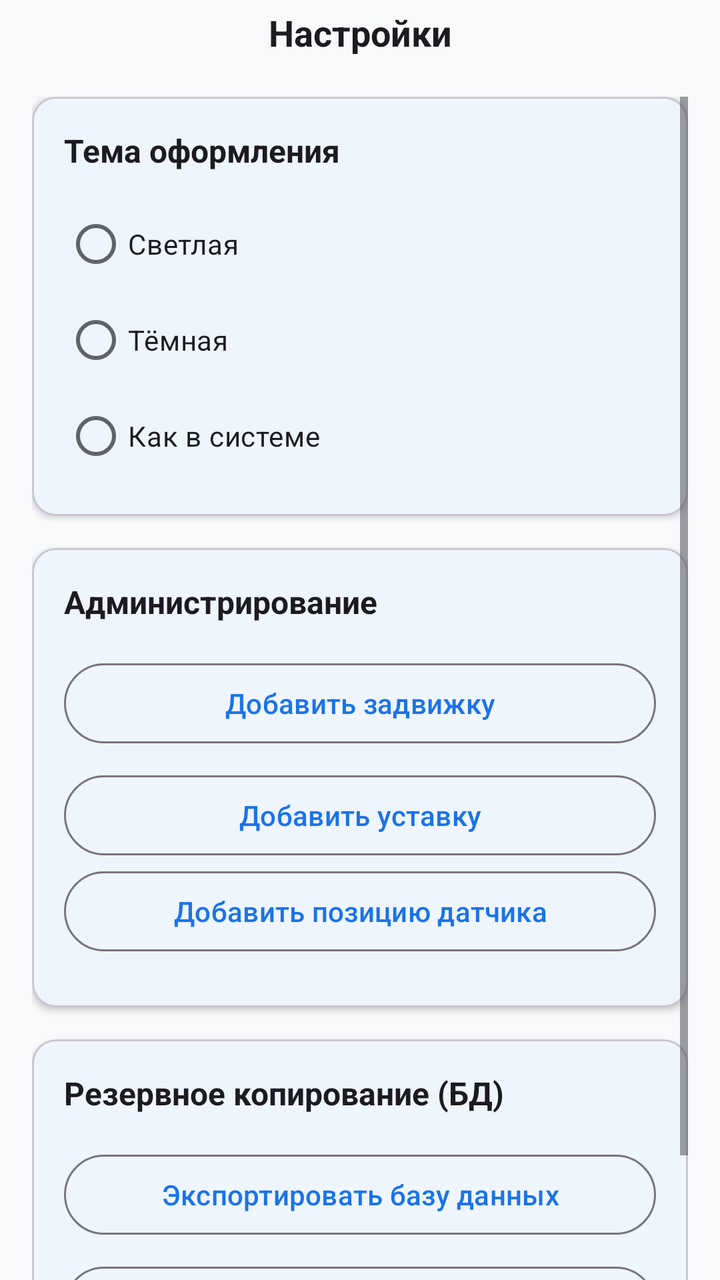
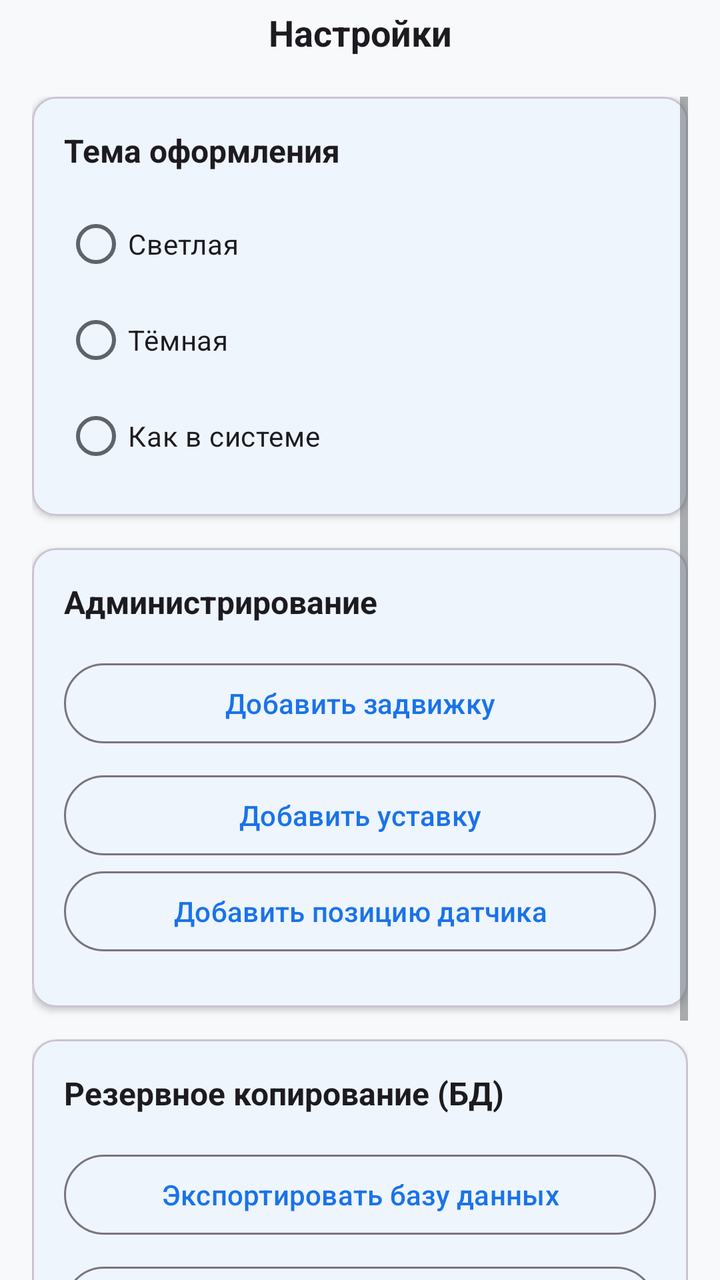

The first picture is an Android layout as it rendered before a commit; the second is the same layout after the commit. The layout source and the unified diff follow.
<!-- AndroidManifest.xml: application theme Theme.FocusApp -->
<!-- res/layout/activity_settings.xml -->
<?xml version="1.0" encoding="utf-8"?>
<androidx.constraintlayout.widget.ConstraintLayout xmlns:android="http://schemas.android.com/apk/res/android"
    xmlns:app="http://schemas.android.com/apk/res-auto"
    android:layout_width="match_parent"
    android:layout_height="match_parent"
    android:background="?android:attr/windowBackground">

    
    
    
    <androidx.constraintlayout.widget.ConstraintLayout
        android:id="@+id/topPanel"
        android:layout_width="match_parent"
        android:layout_height="wrap_content"
        android:paddingStart="8dp"
        android:paddingEnd="8dp"
        android:paddingTop="4dp"
        android:paddingBottom="4dp"
        app:layout_constraintTop_toTopOf="parent"
        app:layout_constraintStart_toStartOf="parent"
        app:layout_constraintEnd_toEndOf="parent">

        
        <TextView
            android:id="@+id/tvTitle"
            android:layout_width="match_parent"
            android:layout_height="wrap_content"
            android:text="Настройки"
            android:textSize="18sp"
            android:textStyle="bold"
            android:gravity="center"
            android:ellipsize="end"
            android:maxLines="1"
            android:textColor="?android:attr/textColorPrimary"
            app:layout_constraintStart_toStartOf="parent"
            app:layout_constraintEnd_toEndOf="parent"
            app:layout_constraintTop_toTopOf="parent"
            app:layout_constraintBottom_toBottomOf="parent" />

    </androidx.constraintlayout.widget.ConstraintLayout>

    
    
    
    <ScrollView
        android:layout_width="0dp"
        android:layout_height="0dp"
        android:fillViewport="true"
        android:clipToPadding="false"
        android:padding="16dp"
        app:layout_constraintTop_toBottomOf="@id/topPanel"
        app:layout_constraintBottom_toBottomOf="parent"
        app:layout_constraintStart_toStartOf="parent"
        app:layout_constraintEnd_toEndOf="parent">

        <LinearLayout
            android:layout_width="match_parent"
            android:layout_height="wrap_content"
            android:orientation="vertical">

            
            
            
            <com.google.android.material.card.MaterialCardView
                android:layout_width="match_parent"
                android:layout_height="wrap_content"
                android:layout_marginBottom="16dp"
                app:cardElevation="2dp"
                app:cardCornerRadius="12dp">

                <LinearLayout
                    android:layout_width="match_parent"
                    android:layout_height="wrap_content"
                    android:orientation="vertical"
                    android:padding="16dp">

                    <TextView
                        android:layout_width="wrap_content"
                        android:layout_height="wrap_content"
                        android:text="Тема оформления"
                        android:textStyle="bold"
                        android:textSize="16sp"
                        android:textColor="?android:attr/textColorPrimary"
                        android:layout_marginBottom="12dp"/>

                    <RadioGroup
                        android:id="@+id/rgTheme"
                        android:layout_width="match_parent"
                        android:layout_height="wrap_content">

                        <com.google.android.material.radiobutton.MaterialRadioButton
                            android:id="@+id/rbThemeLight"
                            android:layout_width="match_parent"
                            android:layout_height="wrap_content"
                            android:text="Светлая" />

                        <com.google.android.material.radiobutton.MaterialRadioButton
                            android:id="@+id/rbThemeDark"
                            android:layout_width="match_parent"
                            android:layout_height="wrap_content"
                            android:text="Тёмная" />

                        <com.google.android.material.radiobutton.MaterialRadioButton
                            android:id="@+id/rbThemeSystem"
                            android:layout_width="match_parent"
                            android:layout_height="wrap_content"
                            android:text="Как в системе" />
                    </RadioGroup>
                </LinearLayout>
            </com.google.android.material.card.MaterialCardView>

            
            
            
            <com.google.android.material.card.MaterialCardView
                android:layout_width="match_parent"
                android:layout_height="wrap_content"
                android:layout_marginBottom="16dp"
                app:cardElevation="2dp"
                app:cardCornerRadius="12dp">

                <LinearLayout
                    android:layout_width="match_parent"
                    android:layout_height="wrap_content"
                    android:orientation="vertical"
                    android:padding="16dp">

                    <TextView
                        android:layout_width="wrap_content"
                        android:layout_height="wrap_content"
                        android:text="Администрирование"
                        android:textStyle="bold"
                        android:textSize="16sp"
                        android:textColor="?android:attr/textColorPrimary"
                        android:layout_marginBottom="16dp"/>

                    <com.google.android.material.button.MaterialButton
                        android:id="@+id/btnAdminCreateValve"
                        style="@style/Widget.Material3.Button.OutlinedButton"
                        android:layout_width="match_parent"
                        android:layout_height="wrap_content"
                        android:layout_marginBottom="8dp"
                        android:text="Добавить задвижку"
                        android:drawableStart="@android:drawable/ic_input_add"
                        android:drawablePadding="8dp"/>

                    <com.google.android.material.button.MaterialButton
                        android:id="@+id/btnAdminCreateSetpoint"
                        style="@style/Widget.Material3.Button.OutlinedButton"
                        android:layout_width="match_parent"
                        android:layout_height="wrap_content"
                        android:text="Добавить уставку"
                        android:drawableStart="@android:drawable/ic_input_add"
                        android:drawablePadding="8dp"/>

                    <com.google.android.material.button.MaterialButton
                        android:id="@+id/btnAdminCreateSensor"
                        style="@style/Widget.Material3.Button.OutlinedButton"
                        android:layout_width="match_parent"
                        android:layout_height="wrap_content"
                        android:layout_marginBottom="8dp"
                        android:text="Добавить позицию датчика"
                        android:drawableStart="@android:drawable/ic_input_add"
                        android:drawablePadding="8dp"/>


                </LinearLayout>
            </com.google.android.material.card.MaterialCardView>

            
            
            
            <com.google.android.material.card.MaterialCardView
                android:layout_width="match_parent"
                android:layout_height="wrap_content"
                app:cardElevation="2dp"
                app:cardCornerRadius="12dp">

                <LinearLayout
                    android:layout_width="match_parent"
                    android:layout_height="wrap_content"
                    android:orientation="vertical"
                    android:padding="16dp">

                    <TextView
                        android:layout_width="wrap_content"
                        android:layout_height="wrap_content"
                        android:text="Резервное копирование (БД)"
                        android:textStyle="bold"
                        android:textSize="16sp"
                        android:textColor="?android:attr/textColorPrimary"
                        android:layout_marginBottom="16dp"/>

                    <com.google.android.material.button.MaterialButton
                        android:id="@+id/btnExportDb"
                        style="@style/Widget.Material3.Button.OutlinedButton"
                        android:layout_width="match_parent"
                        android:layout_height="wrap_content"
                        android:layout_marginBottom="8dp"
                        android:text="Экспортировать базу данных"
                        android:drawableStart="@android:drawable/ic_menu_save"
                        android:drawablePadding="8dp"/>

                    <com.google.android.material.button.MaterialButton
                        android:id="@+id/btnImportDb"
                        style="@style/Widget.Material3.Button.OutlinedButton"
                        android:layout_width="match_parent"
                        android:layout_height="wrap_content"
                        android:text="Импортировать базу данных"
                        android:drawableStart="@android:drawable/ic_menu_upload"
                        android:drawablePadding="8dp"/>
                </LinearLayout>
            </com.google.android.material.card.MaterialCardView>

        </LinearLayout>
    </ScrollView>

</androidx.constraintlayout.widget.ConstraintLayout>
<!-- resources referenced by this layout -->
<resources>
  <style name="Theme.FocusApp" parent="Theme.Material3.DayNight.NoActionBar">
          
          <item name="colorPrimary">@color/primary</item>
          <item name="colorPrimaryContainer">@color/primary_container</item>
          <item name="colorSecondary">@color/secondary</item>
          <item name="colorTertiary">@color/tertiary</item>
  
          
          <item name="colorOnPrimary">@color/on_primary</item>
          <item name="colorOnSurface">@color/on_surface</item>
          <item name="colorOnSurfaceVariant">@color/on_surface_secondary</item>
  
          
          <item name="colorSurface">@color/surface</item>
          <item name="colorSurfaceVariant">@color/surface_variant</item>
          <item name="android:colorBackground">@color/background</item>
  
          
          <item name="android:statusBarColor">@color/status_bar</item>
  
          
          <item name="android:navigationBarColor">@color/surface</item>
  
          
          <item name="android:forceDarkAllowed" tools:targetApi="q">false</item>
      </style>
  <color name="primary">#1A73E8</color>
  <color name="primary_container">#D2E3FC</color>
  <color name="secondary">#03DAC6</color>
  <color name="tertiary">#FF6B6B</color>
  <color name="on_primary">#FFFFFF</color>
  <color name="on_surface">#202124</color>
  <color name="on_surface_secondary">#5F6368</color>
  <color name="surface">#FFFFFF</color>
  <color name="surface_variant">#F5F5F5</color>
  <color name="background">#F8F9FA</color>
  <color name="status_bar">#FFFFFF</color>
</resources>

<!-- the commit's change to res/layout/activity_settings.xml (unified diff, before → after) -->
@@ -43,6 +43,7 @@
     
     
     <ScrollView
+        android:id="@+id/settingsScroll"
         android:layout_width="0dp"
         android:layout_height="0dp"
         android:fillViewport="true"
@@ -211,6 +212,31 @@
                         android:drawablePadding="8dp"/>
                 </LinearLayout>
             </com.google.android.material.card.MaterialCardView>
+            <com.google.android.material.card.MaterialCardView
+                android:layout_width="match_parent"
+                android:layout_height="wrap_content"
+                android:layout_marginTop="16dp"
+                app:cardElevation="2dp"
+                app:cardCornerRadius="12dp">
+
+                <LinearLayout
+                    android:layout_width="match_parent"
+                    android:layout_height="wrap_content"
+                    android:orientation="vertical"
+                    android:padding="16dp">
+
+                    <com.google.android.material.button.MaterialButton
+                        android:id="@+id/btnAbout"
+                        style="@style/Widget.Material3.Button.OutlinedButton"
+                        android:layout_width="match_parent"
+                        android:layout_height="wrap_content"
+                        android:text="@string/about_button"
+                        app:icon="@android:drawable/ic_menu_info_details"
+                        app:iconGravity="textStart"
+                        app:iconPadding="8dp" />
+
+                </LinearLayout>
+            </com.google.android.material.card.MaterialCardView>
 
         </LinearLayout>
     </ScrollView>
<!-- resource entries referenced after the edit -->
@@ -1,5 +1,6 @@
 <!-- resources referenced by this layout -->
 <resources>
+  <string name="about_button">О программе</string>
   <style name="Theme.FocusApp" parent="Theme.Material3.DayNight.NoActionBar">
           
           <item name="colorPrimary">@color/primary</item>
